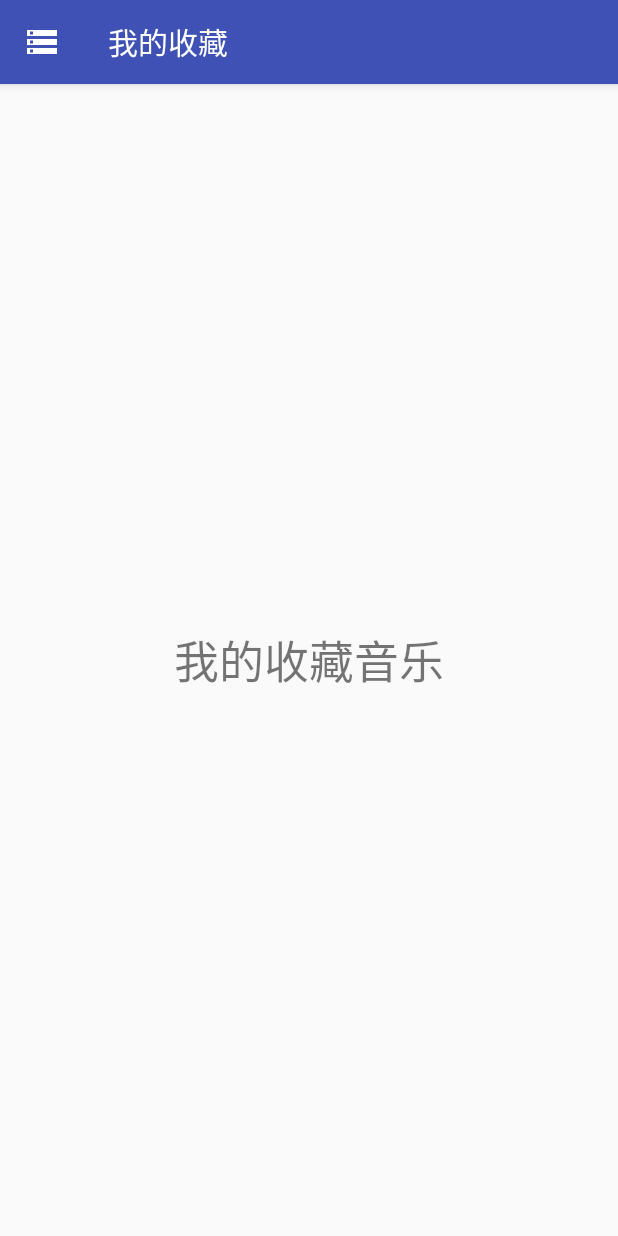
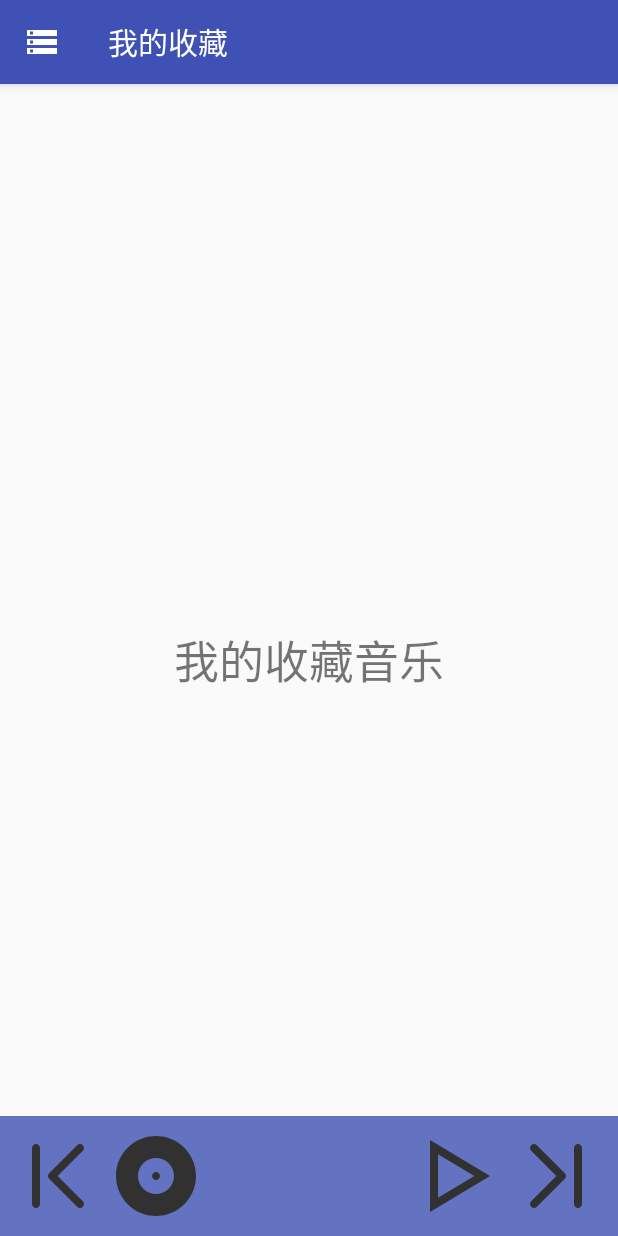
Before and after one commit to AshkinLi/MusicPlusPlus, an Android app: the screen it shows after launch (MainActivity), in the side drawer, after a tap on "我的收藏", on a phone screen of 412 x 824 dp. Run offline under Robolectric (Android 15) with nearby library versions, the phone set to English and light mode, and no system bars.

Commit message:
添加 Playbar

```diff
--- a/app/src/main/java/com/ashkin/musicplusplus/activity/MainActivity.java
+++ b/app/src/main/java/com/ashkin/musicplusplus/activity/MainActivity.java
@@ -133,6 +133,10 @@ public class MainActivity extends AppCompatActivity
         });
     }
 
+    public int getPlaybarHeight() {
+        return findViewById(R.id.playbar_id).getHeight();
+    }
+
     @Override
     public void onBackPressed() {
         DrawerLayout drawer = (DrawerLayout) findViewById(R.id.drawer_layout);
--- a/app/src/main/java/com/ashkin/musicplusplus/adapter/CursorMusicAdapter.java
+++ b/app/src/main/java/com/ashkin/musicplusplus/adapter/CursorMusicAdapter.java
@@ -1,15 +1,19 @@
 package com.ashkin.musicplusplus.adapter;
 
+import android.annotation.TargetApi;
 import android.content.Context;
 import android.database.Cursor;
+import android.os.Build;
 import android.support.design.widget.Snackbar;
 import android.support.v7.widget.RecyclerView;
 import android.view.LayoutInflater;
 import android.view.View;
 import android.view.ViewGroup;
+import android.widget.LinearLayout;
 import android.widget.TextView;
 
 import com.ashkin.musicplusplus.R;
+import com.ashkin.musicplusplus.activity.MainActivity;
 import com.ashkin.musicplusplus.app.Config;
 import com.ashkin.musicplusplus.utils.StringUtil;
 
@@ -18,21 +22,47 @@ import com.ashkin.musicplusplus.utils.StringUtil;
  */
 public class CursorMusicAdapter extends RecyclerView.Adapter<CursorMusicAdapter.MusicItemViewHolder> {
 
+    private static final int ITEM_NORMAL = 0;
+    private static final int ITEM_FOOTER = 1;
+
+    private MainActivity mContext;
     private final LayoutInflater mLayoutInflater;
     private Cursor mCursor;
 
     public CursorMusicAdapter(Context context, Cursor cursor) {
         mLayoutInflater = LayoutInflater.from(context);
+        if (context instanceof MainActivity) {
+            mContext = (MainActivity) context;
+        }
         this.mCursor = cursor;
     }
 
     @Override
     public MusicItemViewHolder onCreateViewHolder(ViewGroup parent, int viewType) {
-        return new MusicItemViewHolder(mLayoutInflater.inflate(R.layout.item_music, parent, false));
+        switch (viewType) {
+            case ITEM_NORMAL:
+                return new MusicItemViewHolder(mLayoutInflater.inflate(R.layout.item_music, parent, false), ITEM_NORMAL);
+            case ITEM_FOOTER:
+                View playbar = new View(mContext);
+                playbar.setLayoutParams(new LinearLayout.LayoutParams(ViewGroup.LayoutParams.MATCH_PARENT, mContext.getPlaybarHeight()));
+                return new MusicItemViewHolder(playbar, ITEM_FOOTER);
+            default:
+                return null;
+        }
+    }
+
+    @Override
+    public int getItemViewType(int position) {
+        if (position == mCursor.getCount()) {
+            return ITEM_FOOTER;
+        } else {
+            return ITEM_NORMAL;
+        }
     }
 
     @Override
     public void onBindViewHolder(MusicItemViewHolder holder, int position) {
+        if (position < mCursor.getCount()) {
             mCursor.moveToPosition(position);
 
             holder.mNoTextView.setText(position + 1 + "");
@@ -40,10 +70,11 @@ public class CursorMusicAdapter extends RecyclerView.Adapter<CursorMusicAdapter.
             holder.mArtistTextView.setText(mCursor.getString(mCursor.getColumnIndex(Config.MUSIC_ARTIST)));
             holder.mDurationTextView.setText(StringUtil.durationToData(mCursor.getInt(mCursor.getColumnIndex(Config.MUSIC_DURATION))));
         }
+    }
 
     @Override
     public int getItemCount() {
-        return mCursor.getCount();
+        return mCursor.getCount() + 1;
     }
 
     public static class MusicItemViewHolder extends RecyclerView.ViewHolder {
@@ -53,9 +84,11 @@ public class CursorMusicAdapter extends RecyclerView.Adapter<CursorMusicAdapter.
         TextView mArtistTextView;
         TextView mDurationTextView;
 
-        public MusicItemViewHolder(View itemView) {
+        @TargetApi(Build.VERSION_CODES.JELLY_BEAN)
+        public MusicItemViewHolder(View itemView, int type) {
             super(itemView);
 
+            if (type == ITEM_NORMAL) {
                 mNoTextView = (TextView) itemView.findViewById(R.id.music_no_id);
                 mTitleTextView = (TextView) itemView.findViewById(R.id.music_title_id);
                 mArtistTextView = (TextView) itemView.findViewById(R.id.music_artist_id);
@@ -68,5 +101,7 @@ public class CursorMusicAdapter extends RecyclerView.Adapter<CursorMusicAdapter.
                     }
                 });
             }
+
         }
     }
+}
--- a/app/src/main/java/com/ashkin/musicplusplus/fragment/MusicListFragment.java
+++ b/app/src/main/java/com/ashkin/musicplusplus/fragment/MusicListFragment.java
@@ -15,6 +15,7 @@ import android.view.View;
 import android.view.ViewGroup;
 
 import com.ashkin.musicplusplus.R;
+import com.ashkin.musicplusplus.activity.MainActivity;
 import com.ashkin.musicplusplus.adapter.CursorMusicAdapter;
 
 /**
@@ -24,7 +25,7 @@ public class MusicListFragment extends BaseFragment implements LoaderManager.Loa
 
     private OnFragmentInteractionListener mListener;
 
-    private Context mContext = null;
+    private MainActivity mContext = null;
     private RecyclerView mRecyclerView;
 
     public MusicListFragment() {
@@ -34,7 +35,9 @@ public class MusicListFragment extends BaseFragment implements LoaderManager.Loa
     @Override
     public View onCreateView(LayoutInflater inflater, ViewGroup container,
                              Bundle savedInstanceState) {
-        mContext = getContext();
+        if (getContext() instanceof MainActivity) {
+            mContext = (MainActivity) getContext();
+        }
 
         View view = inflater.inflate(R.layout.fragment_music_list, container, false);
         mRecyclerView = (RecyclerView) view.findViewById(R.id.music_list_id);
--- a/app/src/main/java/com/ashkin/musicplusplus/utils/MusicUtil.java
+++ b/app/src/main/java/com/ashkin/musicplusplus/utils/MusicUtil.java
@@ -96,6 +96,18 @@ public class MusicUtil implements MediaPlayer.OnPreparedListener {
         mPlayer = null;
     }
 
+    /**
+     * 音乐是否在播放
+     *
+     * @return 如果正在播放，返回 true
+     */
+    public boolean isPlaying() {
+        if (null != mPlayer && mPlayer.isPlaying()) {
+            return true;
+        }
+        return false;
+    }
+
     @Override
     public void onPrepared(MediaPlayer mp) {
         mp.seekTo(msec);
--- a/app/src/main/res/layout/content_main.xml
+++ b/app/src/main/res/layout/content_main.xml
@@ -9,4 +9,6 @@
     tools:context=".activity.MainActivity"
     tools:showIn="@layout/app_bar_main">
 
+    <include layout="@layout/playbar" />
+
 </RelativeLayout>
--- /dev/null
+++ b/app/src/main/res/layout/playbar.xml
@@ -0,0 +1,73 @@
+<?xml version="1.0" encoding="utf-8"?>
+<LinearLayout xmlns:android="http://schemas.android.com/apk/res/android"
+    xmlns:tools="http://schemas.android.com/tools"
+    android:id="@+id/playbar_id"
+    android:layout_width="match_parent"
+    android:layout_height="wrap_content"
+    android:layout_alignParentBottom="true"
+    android:alpha="0.8"
+    android:background="@color/colorPrimary"
+    android:orientation="horizontal"
+    android:padding="@dimen/playbar_padding">
+
+    <ImageButton
+        android:id="@+id/playbar_prev_id"
+        android:layout_width="@dimen/playbar_image_size"
+        android:layout_height="@dimen/playbar_image_size"
+        android:background="@null"
+        android:contentDescription="@string/playbar_prev"
+        android:src="@drawable/ic_music_prev" />
+
+    <ImageButton
+        android:id="@+id/playbar_icon_id"
+        android:layout_width="@dimen/playbar_image_size"
+        android:layout_height="@dimen/playbar_image_size"
+        android:background="@null"
+        android:contentDescription="@string/playbar_icon"
+        android:src="@drawable/ic_album" />
+
+    <LinearLayout
+        android:layout_width="0dp"
+        android:layout_height="match_parent"
+        android:layout_weight="1"
+        android:gravity="center"
+        android:orientation="vertical">
+
+        <TextView
+            android:id="@+id/playbar_title_id"
+            android:layout_width="match_parent"
+            android:layout_height="wrap_content"
+            android:ellipsize="marquee"
+            android:gravity="center"
+            android:singleLine="true"
+            android:textSize="@dimen/playbar_title_size"
+            tools:text="歌曲名" />
+
+        <TextView
+            android:id="@+id/playbar_artist_id"
+            android:layout_width="match_parent"
+            android:layout_height="wrap_content"
+            android:layout_marginTop="@dimen/playbar_margin"
+            android:ellipsize="marquee"
+            android:gravity="center"
+            android:singleLine="true"
+            android:textSize="@dimen/playbar_artist_size"
+            tools:text="歌手名" />
+    </LinearLayout>
+
+    <ImageButton
+        android:id="@+id/playbar_play_id"
+        android:layout_width="@dimen/playbar_image_size"
+        android:layout_height="@dimen/playbar_image_size"
+        android:background="@null"
+        android:contentDescription="@string/playbar_play"
+        android:src="@drawable/ic_music_play" />
+
+    <ImageButton
+        android:id="@+id/playbar_next_id"
+        android:layout_width="@dimen/playbar_image_size"
+        android:layout_height="@dimen/playbar_image_size"
+        android:background="@null"
+        android:contentDescription="@string/playbar_next"
+        android:src="@drawable/ic_music_next" />
+</LinearLayout>
--- a/app/src/main/res/values/dimens.xml
+++ b/app/src/main/res/values/dimens.xml
@@ -8,6 +8,13 @@
     <dimen name="fab_margin">16dp</dimen>
     <dimen name="text_margin">16dp</dimen>
 
+    <!-- Music Activity -->
+    <dimen name="playbar_padding">8dp</dimen>
+    <dimen name="playbar_margin">8dp</dimen>
+    <dimen name="playbar_image_size">64dp</dimen>
+    <dimen name="playbar_title_size">20sp</dimen>
+    <dimen name="playbar_artist_size">14sp</dimen>
+
     <!-- Music Item -->
     <dimen name="item_music_padding">16dp</dimen>
     <dimen name="item_music_sub_padding">8dp</dimen>
--- a/app/src/main/res/values/strings.xml
+++ b/app/src/main/res/values/strings.xml
@@ -14,6 +14,12 @@
     <string name="menu_settings">设置</string>
     <string name="menu_share">分享</string>
 
+    <!-- Playbar -->
+    <string name="playbar_prev">上一曲</string>
+    <string name="playbar_icon">专辑图</string>
+    <string name="playbar_next">下一曲</string>
+    <string name="playbar_play">播放</string>
+
     <!-- TODO: Remove or change this placeholder text -->
     <string name="hello_blank_fragment">Hello blank fragment</string>
 </resources>
```
Also changed, not shown: 1 other file. Lines whose indentation alone changed are shown as unchanged.
